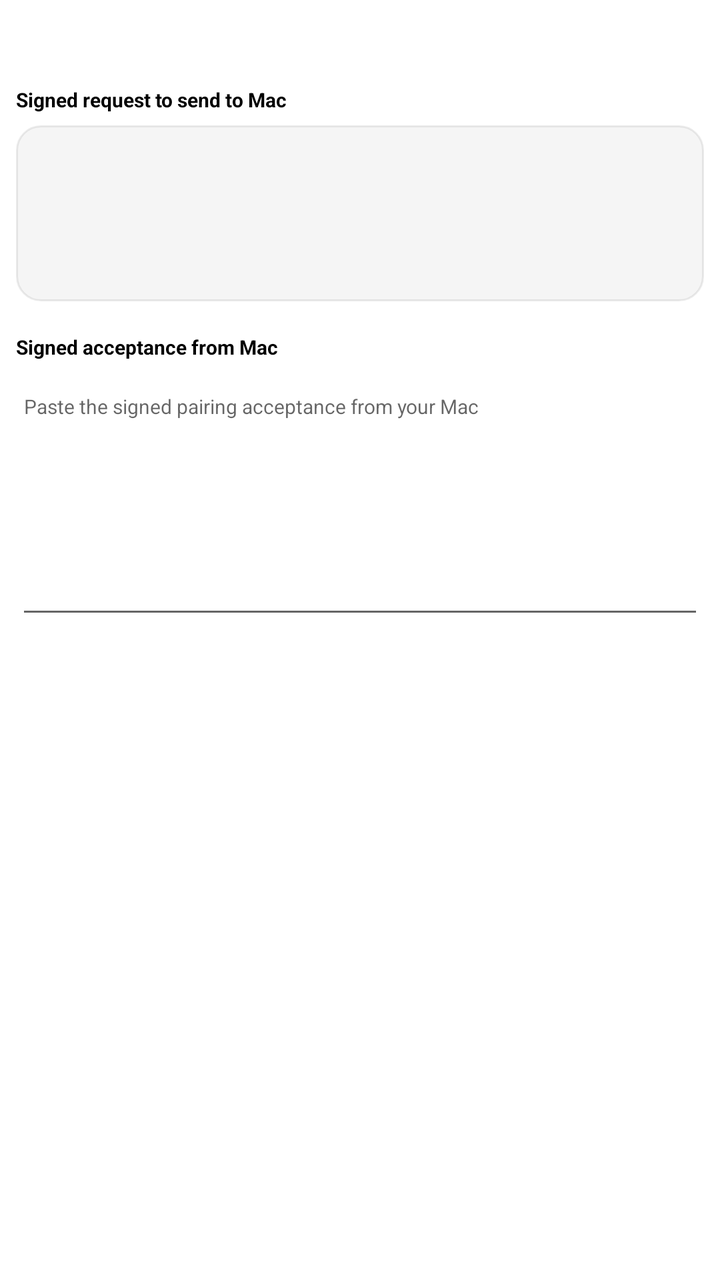
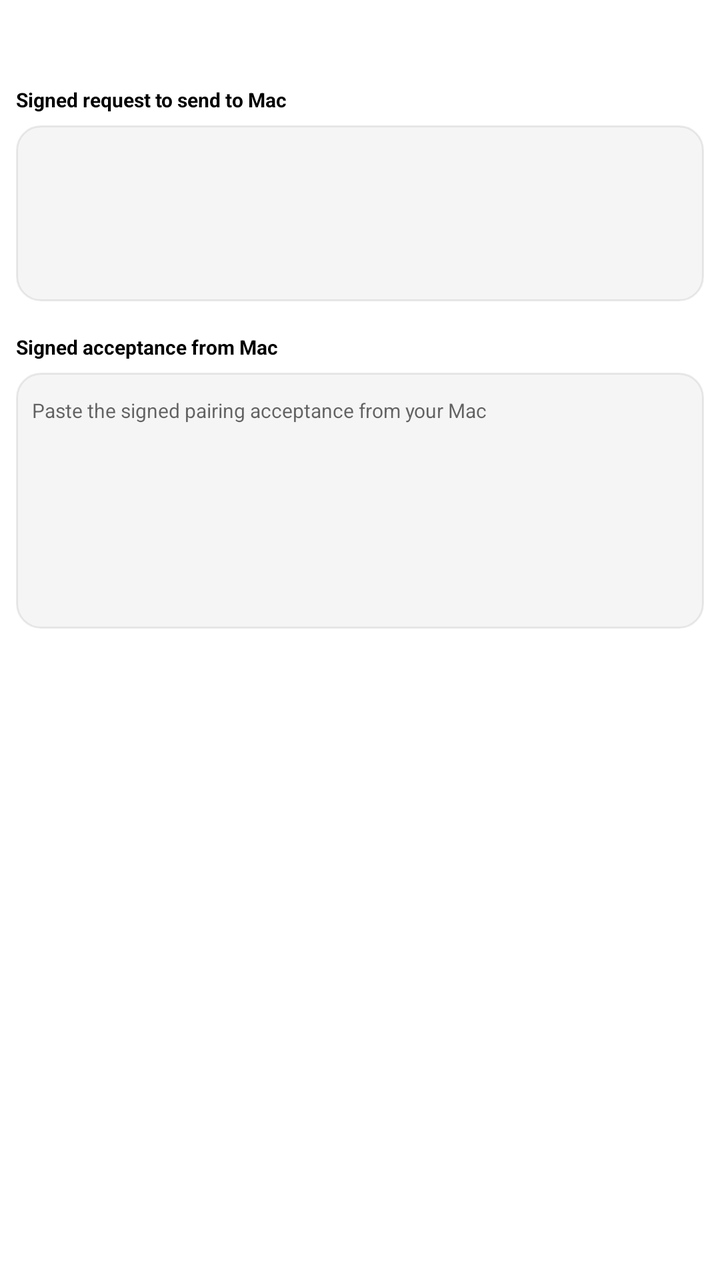

The first picture is an Android layout as it rendered before a commit; the second is the same layout after the commit. The layout source and the unified diff follow.
<!-- AndroidManifest.xml: application theme AppTheme -->
<!-- res/layout/dialog_internet_pairing_completion.xml -->
<?xml version="1.0" encoding="utf-8"?>
<ScrollView xmlns:android="http://schemas.android.com/apk/res/android"
    android:id="@+id/internetPairingDialogScroll"
    android:layout_width="match_parent"
    android:layout_height="wrap_content"
    android:fadeScrollbars="true"
    android:fillViewport="true"
    android:overScrollMode="ifContentScrolls"
    android:paddingStart="8dp"
    android:paddingTop="8dp"
    android:paddingEnd="8dp"
    android:paddingBottom="16dp"
    android:scrollIndicators="bottom">

    <LinearLayout
        android:id="@+id/internetPairingDialogContent"
        android:layout_width="match_parent"
        android:layout_height="wrap_content"
        android:orientation="vertical">

        <TextView
            android:id="@+id/internetPairingIdentityText"
            android:layout_width="match_parent"
            android:layout_height="wrap_content"
            android:lineSpacingExtra="2dp"
            android:breakStrategy="simple"
            android:textColor="?attr/colorOnSurface"
            android:textIsSelectable="true"
            android:textSize="14sp" />

        <TextView
            android:id="@+id/internetPairingRequestLabel"
            android:layout_width="match_parent"
            android:layout_height="wrap_content"
            android:layout_marginTop="16dp"
            android:accessibilityHeading="true"
            android:labelFor="@id/internetPairingRequestText"
            android:text="@string/internet_pairing_request_label"
            android:textColor="?attr/colorOnSurface"
            android:textSize="10sp"
            android:textStyle="bold" />

        <TextView
            android:id="@+id/internetPairingRequestText"
            android:layout_width="match_parent"
            android:layout_height="wrap_content"
            android:layout_marginTop="6dp"
            android:background="@drawable/dialog_field_bg"
            android:breakStrategy="simple"
            android:minHeight="88dp"
            android:padding="12dp"
            android:scrollHorizontally="false"
            android:textColor="?attr/colorOnSurface"
            android:textIsSelectable="true"
            android:textSize="10sp" />

        <TextView
            android:id="@+id/internetPairingAcceptanceLabel"
            android:layout_width="match_parent"
            android:layout_height="wrap_content"
            android:layout_marginTop="16dp"
            android:accessibilityHeading="true"
            android:labelFor="@id/internetPairingAcceptanceInput"
            android:text="@string/internet_pairing_acceptance_label"
            android:textColor="?attr/colorOnSurface"
            android:textSize="10sp"
            android:textStyle="bold" />

        <EditText
            android:id="@+id/internetPairingAcceptanceInput"
            android:layout_width="match_parent"
            android:layout_height="wrap_content"
            android:layout_marginTop="6dp"
            android:gravity="top|start"
            android:hint="@string/internet_pairing_acceptance_hint"
            android:importantForAutofill="noExcludeDescendants"
            android:imeOptions="flagNoExtractUi|flagNoPersonalizedLearning"
            android:inputType="textMultiLine"
            android:breakStrategy="simple"
            android:minHeight="128dp"
            android:minLines="4"
            android:overScrollMode="ifContentScrolls"
            android:saveEnabled="false"
            android:scrollHorizontally="false"
            android:singleLine="false"
            android:textSize="10sp" />
    </LinearLayout>
</ScrollView>
<!-- resources referenced by this layout -->
<resources>
  <!-- drawable dialog_field_bg (drawable) -->
  <?xml version="1.0" encoding="utf-8"?>
  <shape xmlns:android="http://schemas.android.com/apk/res/android"
      android:shape="rectangle">
      <solid android:color="@color/surface_wash" />
      <stroke
          android:width="1dp"
          android:color="@color/surface_wash_stroke" />
      <corners android:radius="12dp" />
  </shape>
  <string name="internet_pairing_acceptance_hint">Paste the signed pairing acceptance from your Mac</string>
  <string name="internet_pairing_acceptance_label">Signed acceptance from Mac</string>
  <string name="internet_pairing_request_label">Signed request to send to Mac</string>
  <style name="AppTheme" parent="@style/AppThemeBase">
          <item name="android:windowLightStatusBar">true</item>
      </style>
  <color name="surface_wash">#0A000000</color>
  <color name="surface_wash_stroke">#14000000</color>
  <style name="AppThemeBase" parent="Theme.MaterialComponents.DayNight.NoActionBar">
          <item name="colorPrimary">@color/accent</item>
          <item name="colorPrimaryDark">@color/surface</item>
          <item name="colorAccent">@color/action</item>
          <item name="android:statusBarColor">@color/surface</item>
          <item name="android:navigationBarColor">@color/surface</item>
      </style>
  <color name="accent">#237A45</color>
  <color name="surface">#F7FAF8</color>
  <color name="action">#005FCC</color>
</resources>

<!-- the commit's change to res/layout/dialog_internet_pairing_completion.xml (unified diff, before → after) -->
@@ -22,8 +22,9 @@
             android:id="@+id/internetPairingIdentityText"
             android:layout_width="match_parent"
             android:layout_height="wrap_content"
+            android:accessibilityHeading="true"
+            android:breakStrategy="simple"
             android:lineSpacingExtra="2dp"
-            android:breakStrategy="simple"
             android:textColor="?attr/colorOnSurface"
             android:textIsSelectable="true"
             android:textSize="14sp" />
@@ -71,18 +72,35 @@
             android:layout_width="match_parent"
             android:layout_height="wrap_content"
             android:layout_marginTop="6dp"
+            android:background="@drawable/dialog_field_bg"
+            android:breakStrategy="simple"
             android:gravity="top|start"
             android:hint="@string/internet_pairing_acceptance_hint"
             android:importantForAutofill="noExcludeDescendants"
             android:imeOptions="flagNoExtractUi|flagNoPersonalizedLearning"
             android:inputType="textMultiLine"
-            android:breakStrategy="simple"
             android:minHeight="128dp"
             android:minLines="4"
             android:overScrollMode="ifContentScrolls"
+            android:paddingStart="8dp"
+            android:paddingTop="12dp"
+            android:paddingEnd="8dp"
+            android:paddingBottom="12dp"
             android:saveEnabled="false"
             android:scrollHorizontally="false"
             android:singleLine="false"
             android:textSize="10sp" />
+
+        <TextView
+            android:id="@+id/internetPairingAcceptanceErrorText"
+            android:layout_width="match_parent"
+            android:layout_height="wrap_content"
+            android:layout_marginTop="8dp"
+            android:accessibilityLiveRegion="polite"
+            android:breakStrategy="balanced"
+            android:textColor="?attr/colorError"
+            android:textIsSelectable="true"
+            android:textSize="12sp"
+            android:visibility="gone" />
     </LinearLayout>
 </ScrollView>
